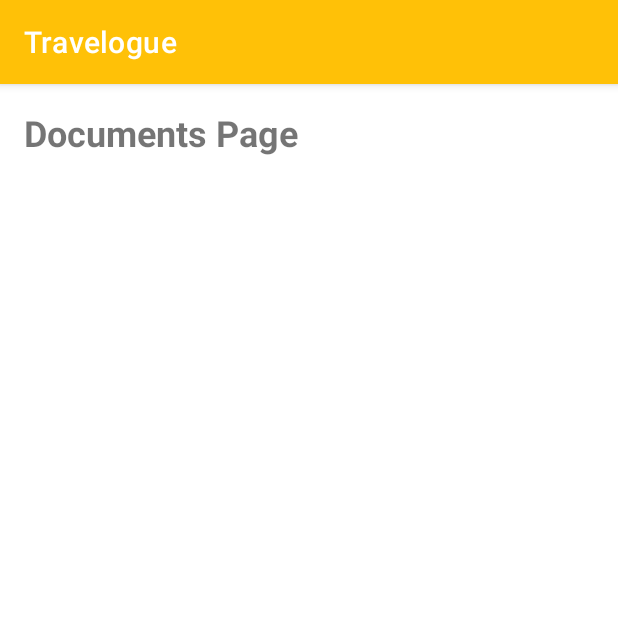
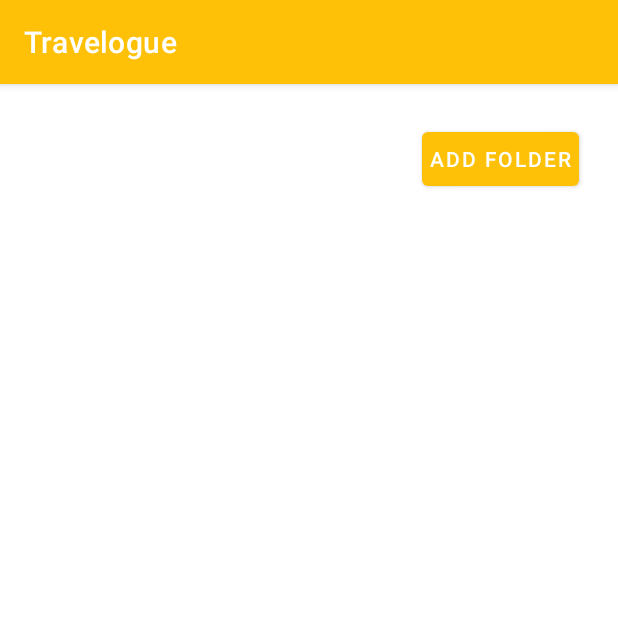
Before and after one commit to GuneetGill/Travelouge, an Android app: the DocumentsActivity screen opened directly, with no data from a screen before it, on a phone screen of 412 x 824 dp, the top half of it. Run offline under Robolectric (Android 15) with nearby library versions, the phone set to English and light mode, and no system bars; our stand-ins replace Room's generated code.

Commit message:
doc folder done

```diff
--- a/app/src/main/AndroidManifest.xml
+++ b/app/src/main/AndroidManifest.xml
@@ -28,7 +28,10 @@
                 <category android:name="android.intent.category.LAUNCHER" />
             </intent-filter>
         </activity>
-        <activity android:name=".DocumentsActivity" />
+        <activity android:name=".ui.doc.DocumentsActivity" />
+        <activity
+            android:name=".ui.doc.FolderActivity"
+            android:exported="false" />
     </application>
 
 </manifest>
--- /dev/null
+++ b/app/src/main/java/com/example/travelogue/db/FolderDao.kt
@@ -0,0 +1,23 @@
+package com.example.travelogue.db
+
+import androidx.room.Dao
+import androidx.room.Insert
+import androidx.room.Query
+import kotlinx.coroutines.flow.Flow
+
+
+@Dao
+interface FolderDao {
+
+    @Insert
+    suspend fun insertTravel(folder: Folder)
+
+    @Query("SELECT * FROM folder_table")
+    fun getAllFolders(): Flow<List<Folder>>
+
+//    @Query("DELETE FROM folder_table")
+//    suspend fun deleteAll()
+//
+//    @Query("DELETE FROM folder_table WHERE folder_id = :key") //":" indicates that it is a Bind variable
+//    suspend fun deleteFolder(key: Long)
+}
--- /dev/null
+++ b/app/src/main/java/com/example/travelogue/db/FolderRepository.kt
@@ -0,0 +1,32 @@
+package com.example.travelogue.db
+
+import kotlinx.coroutines.CoroutineScope
+import kotlinx.coroutines.Dispatchers.IO
+import kotlinx.coroutines.flow.Flow
+import kotlinx.coroutines.launch
+
+//A Repository manages queries and allows you to use multiple backends.
+// In the most common example, the Repository implements the logic for
+// deciding whether to fetch data from a network or use results cached in a local database.
+class FolderRepository(private val folderDao: FolderDao) {
+
+    val allComments: Flow<List<Folder>> = folderDao.getAllFolders()
+
+    fun insertFolder(folder: Folder){
+        CoroutineScope(IO).launch{
+            folderDao.insertTravel(folder)
+        }
+    }
+
+//    fun delete(id: Long){
+//        CoroutineScope(IO).launch {
+//            folderDao.deleteTravel(id)
+//        }
+//    }
+//
+//    fun deleteAll(){
+//        CoroutineScope(IO).launch {
+//            folderDao.deleteAll()
+//        }
+//    }
+}
--- /dev/null
+++ b/app/src/main/java/com/example/travelogue/db/TravelogueDatabase.kt
@@ -0,0 +1,32 @@
+package com.example.travelogue.db
+
+import android.content.Context
+import androidx.room.Database
+import androidx.room.Room
+import androidx.room.RoomDatabase
+
+@Database(entities = [Folder::class], version = 1)
+abstract class TravelogueDatabase :
+    RoomDatabase() { //XD: Room automatically generates implementations of your abstract CommentDatabase class.
+    abstract val folderDao: FolderDao
+
+    companion object {
+        //The Volatile keyword guarantees visibility of changes to the INSTANCE variable across threads
+        @Volatile
+        private var INSTANCE: TravelogueDatabase? = null
+
+        fun getInstance(context: Context): TravelogueDatabase {
+            synchronized(this) {
+                var instance = INSTANCE
+                if (instance == null) {
+                    instance = Room.databaseBuilder(
+                        context.applicationContext,
+                        TravelogueDatabase::class.java, "folder_table"
+                    ).build()
+                    INSTANCE = instance
+                }
+                return instance
+            }
+        }
+    }
+}
--- /dev/null
+++ b/app/src/main/java/com/example/travelogue/db/TravelogueViewModel.kt
@@ -0,0 +1,22 @@
+package com.example.travelogue.db
+
+import androidx.lifecycle.*
+import java.lang.IllegalArgumentException
+
+
+class TravelogueViewModel(private val repository: FolderRepository) : ViewModel() {
+    val allTravelsLiveData: LiveData<List<Folder>> = repository.allComments.asLiveData()
+
+    fun insertFolder(folder: Folder) {
+        repository.insertFolder(folder)
+    }
+
+}
+
+class TravelogueViewModelFactory (private val repository: FolderRepository) : ViewModelProvider.Factory {
+    override fun<T: ViewModel> create(modelClass: Class<T>) : T{
+        if(modelClass.isAssignableFrom(TravelogueViewModel::class.java))
+            return TravelogueViewModel(repository) as T
+        throw IllegalArgumentException("Unknown ViewModel class")
+    }
+}
--- /dev/null
+++ b/app/src/main/java/com/example/travelogue/ui/doc/DocFolderListAdapter.kt
@@ -0,0 +1,38 @@
+package com.example.travelogue.ui.doc
+
+import android.content.Context
+import android.view.View
+import android.view.ViewGroup
+import android.widget.BaseAdapter
+import android.widget.TextView
+import com.example.travelogue.R
+import com.example.travelogue.db.Folder
+
+class DocFolderListAdapter(private val context: Context, private var folderList: List<Folder>) : BaseAdapter(){
+
+    override fun getItem(position: Int): Any {
+        return folderList.get(position)
+    }
+
+    override fun getItemId(position: Int): Long {
+        return position.toLong()
+    }
+
+    override fun getCount(): Int {
+        return folderList.size
+    }
+
+    override fun getView(position: Int, convertView: View?, parent: ViewGroup?): View {
+        val view: View = View.inflate(context, R.layout.doc_folders_adapter_layout,null)
+
+        val textViewFolderName = view.findViewById(R.id.folder_name) as TextView
+        textViewFolderName.text = folderList.get(position).folderName
+
+        return view
+    }
+
+    fun replace(newFolderList: List<Folder>){
+        folderList = newFolderList
+    }
+
+}
--- /dev/null
+++ b/app/src/main/java/com/example/travelogue/ui/doc/DocumentsActivity.kt
@@ -0,0 +1,75 @@
+package com.example.travelogue.ui.doc
+
+import android.content.Intent
+import android.os.Bundle
+import android.util.Log
+import android.widget.Button
+import android.widget.GridView
+import android.widget.LinearLayout
+import android.widget.ListView
+import android.widget.Toast
+import androidx.appcompat.app.AppCompatActivity
+import androidx.lifecycle.Observer
+import androidx.lifecycle.ViewModelProvider
+import com.example.travelogue.Dialogs
+import com.example.travelogue.R
+import com.example.travelogue.db.Folder
+import com.example.travelogue.db.TravelogueDatabase
+import com.example.travelogue.db.FolderDao
+import com.example.travelogue.db.FolderRepository
+import com.example.travelogue.db.TravelogueViewModel
+import com.example.travelogue.db.TravelogueViewModelFactory
+
+class DocumentsActivity : AppCompatActivity() {
+    private lateinit var addFolderButton : Button
+    private lateinit var database: TravelogueDatabase
+    private lateinit var databaseDao: FolderDao
+    private lateinit var repository: FolderRepository
+    private lateinit var viewModelFactory: TravelogueViewModelFactory
+    private lateinit var travelogueViewModel: TravelogueViewModel
+    private lateinit var arrayList: ArrayList<Folder>
+    private lateinit var arrayAdapter: DocFolderListAdapter
+    private lateinit var gridView: GridView
+    override fun onCreate(savedInstanceState: Bundle?) {
+        super.onCreate(savedInstanceState)
+        setContentView(R.layout.activity_documents)
+
+        gridView = findViewById(R.id.folder_gv)
+        //db initialize
+        database = TravelogueDatabase.getInstance(this)
+        databaseDao = database.folderDao
+        repository = FolderRepository(databaseDao)
+        viewModelFactory = TravelogueViewModelFactory(repository)
+        travelogueViewModel =
+            ViewModelProvider(this, viewModelFactory).get(TravelogueViewModel::class.java)
+
+        arrayList = ArrayList()
+        arrayAdapter = DocFolderListAdapter(this, arrayList)
+        gridView.adapter = arrayAdapter
+
+        travelogueViewModel.allTravelsLiveData.observe(this, Observer { travel ->
+            arrayAdapter.replace(travel)
+            arrayAdapter.notifyDataSetChanged()
+        })
+
+        addFolderButton = findViewById(R.id.add_folder_button)
+
+        addFolderButton.setOnClickListener {
+            val myDialog = Dialogs()
+            val bundle = Bundle()
+            bundle.putInt(Dialogs.DOC_KEY, Dialogs.DOC_VAL)
+            myDialog.arguments = bundle
+            myDialog.show(supportFragmentManager, "my dialog")
+        }
+
+        // Set onItemClickListener for the GridView
+        gridView.setOnItemClickListener { parent, view, position, id ->
+            val clickedFolder = parent.getItemAtPosition(position) as Folder
+            // Show a toast with the folder_id of the clicked item
+            Toast.makeText(this, "Folder ID: ${clickedFolder.folder_id}", Toast.LENGTH_SHORT).show()
+            val intent = Intent(this, FolderActivity::class.java)
+            startActivity(intent)
+        }
+
+    }
+}
--- a/app/src/main/java/com/example/travelogue/ui/settings/SettingsFragment.kt
+++ b/app/src/main/java/com/example/travelogue/ui/settings/SettingsFragment.kt
@@ -13,7 +13,7 @@ import androidx.fragment.app.Fragment
 import androidx.lifecycle.ViewModelProvider
 import com.example.travelogue.R
 import com.example.travelogue.databinding.FragmentSettingsBinding
-import com.example.travelogue.DocumentsActivity
+import com.example.travelogue.ui.doc.DocumentsActivity
 
 class SettingsFragment : Fragment() {
 
--- a/app/src/main/res/layout/activity_documents.xml
+++ b/app/src/main/res/layout/activity_documents.xml
@@ -5,11 +5,20 @@
     android:orientation="vertical"
     android:padding="16dp">
 
-    <TextView
+    <Button
         android:layout_width="wrap_content"
         android:layout_height="wrap_content"
-        android:text="Documents Page"
-        android:textSize="24sp"
-        android:textStyle="bold" />
+        android:id="@+id/add_folder_button"
+        android:layout_gravity="right"
+        android:text="Add Folder"
+        android:padding="5dp"
+        android:layout_margin="10dp"
+        />
+
+    <GridView
+        android:layout_width="match_parent"
+        android:layout_height="wrap_content"
+        android:id="@+id/folder_gv"
+        android:numColumns="3"/>
 
 </LinearLayout>
```
Also changed, not shown: app/build.gradle.kts (+8 -0 lines), app/src/main/java/com/example/travelogue/Dialogs.kt (added, +75 -0 lines), app/src/main/java/com/example/travelogue/DocumentsActivity.kt (deleted, +0 -14 lines), app/src/main/java/com/example/travelogue/db/Folder.kt (added, +14 -0 lines), app/src/main/java/com/example/travelogue/ui/doc/FolderActivity.kt (added, +21 -0 lines), app/src/main/res/layout/activity_folder.xml (added, +35 -0 lines), app/src/main/res/layout/doc_folders_adapter_layout.xml (added, +25 -0 lines), app/src/main/res/layout/fragment_doc_dialog.xml (added, +13 -0 lines), app/src/main/res/drawable/boarding_pass_sample.jpg (added), app/src/main/res/drawable/folder_image.png (added), app/src/main/res/drawable/id_sample.jpg (added).
